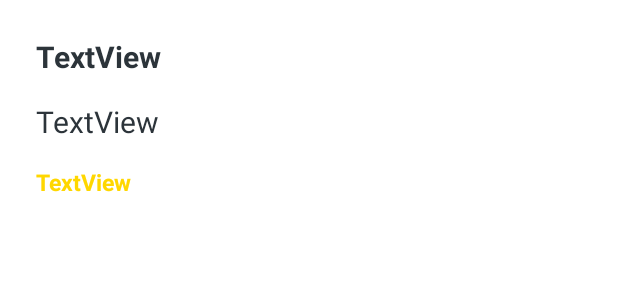
After one commit to ilookhandsometoday/library, an Android app: the layout book_item_layout.xml on its own in the app's theme, with its tools: preview values and no code run, on a phone screen of 412 x 824 dp. The commit adds this screen. Shown: the top 300 px of the screen. Run offline under Robolectric (Android 15) with nearby library versions, the phone set to English and light mode, and no system bars.

Commit message:
Added layout for books item

```diff
--- /dev/null
+++ b/app/src/main/res/layout/book_item_layout.xml
@@ -0,0 +1,40 @@
+<?xml version="1.0" encoding="utf-8"?>
+<androidx.constraintlayout.widget.ConstraintLayout xmlns:android="http://schemas.android.com/apk/res/android"
+    xmlns:app="http://schemas.android.com/apk/res-auto"
+    xmlns:tools="http://schemas.android.com/tools"
+    android:layout_width="match_parent"
+    android:layout_height="match_parent">
+
+    <TextView
+        android:id="@+id/ItemBookName"
+        style="@style/Theme.Library.BigLabel"
+        android:layout_width="wrap_content"
+        android:layout_height="wrap_content"
+        android:layout_marginStart="24dp"
+        android:layout_marginTop="24dp"
+        android:text="TextView"
+        app:layout_constraintStart_toStartOf="parent"
+        app:layout_constraintTop_toTopOf="parent" />
+
+    <TextView
+        android:id="@+id/ItemBookAuthor"
+        style="@style/Theme.Library.Label"
+        android:layout_width="wrap_content"
+        android:layout_height="wrap_content"
+        android:layout_marginStart="24dp"
+        android:layout_marginTop="16dp"
+        android:text="TextView"
+        app:layout_constraintStart_toStartOf="parent"
+        app:layout_constraintTop_toBottomOf="@+id/ItemBookName" />
+
+    <TextView
+        android:id="@+id/textView7"
+        style="@style/Theme.Library.RatingLabel"
+        android:layout_width="wrap_content"
+        android:layout_height="wrap_content"
+        android:layout_marginStart="24dp"
+        android:layout_marginTop="16dp"
+        android:text="TextView"
+        app:layout_constraintStart_toStartOf="parent"
+        app:layout_constraintTop_toBottomOf="@+id/ItemBookAuthor" />
+</androidx.constraintlayout.widget.ConstraintLayout>
--- a/app/src/main/res/values/themes.xml
+++ b/app/src/main/res/values/themes.xml
@@ -21,6 +21,11 @@
         <item name="android:textColor">#2C343A</item>
         <item name="android:textSize">20dp</item>
     </style>
+    <style name="Theme.Library.RatingLabel">
+        <item name="android:textColor">#FFD700</item>
+        <item name="android:textStyle">bold</item>
+        <item name="android:textSize">15dp</item>
+    </style>
     <style name="Theme.Library.Button">
         <item name="android:textColor">#2C343A</item>
         <item name="android:backgroundTint">?attr/colorSecondaryVariant</item>
```
